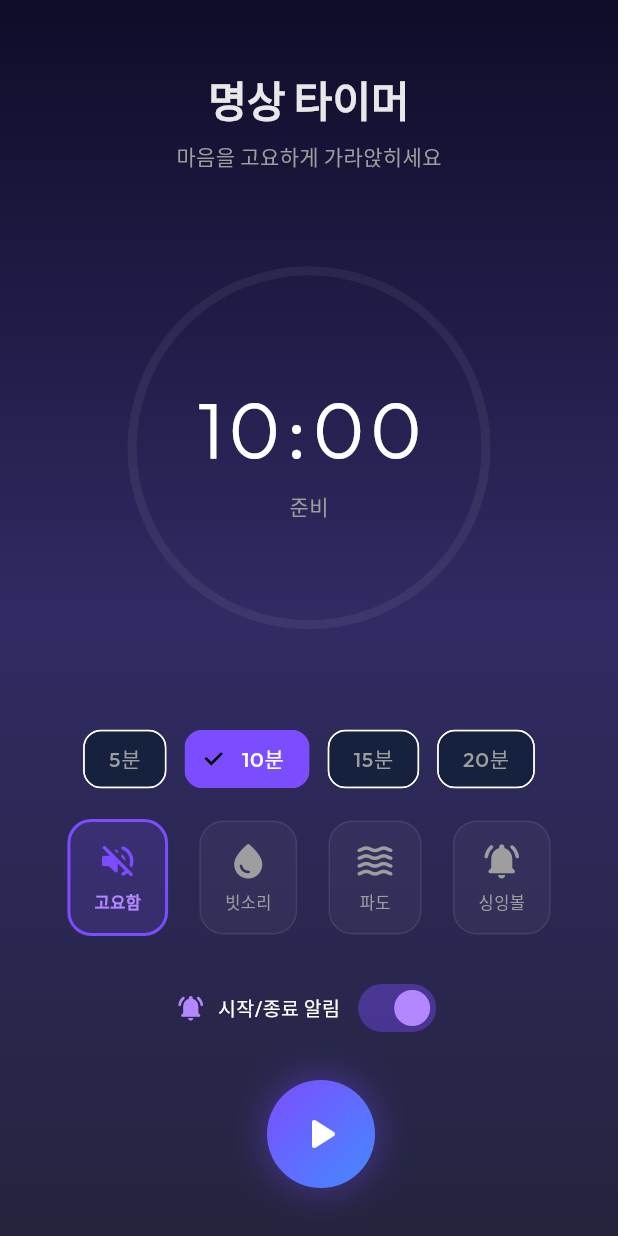
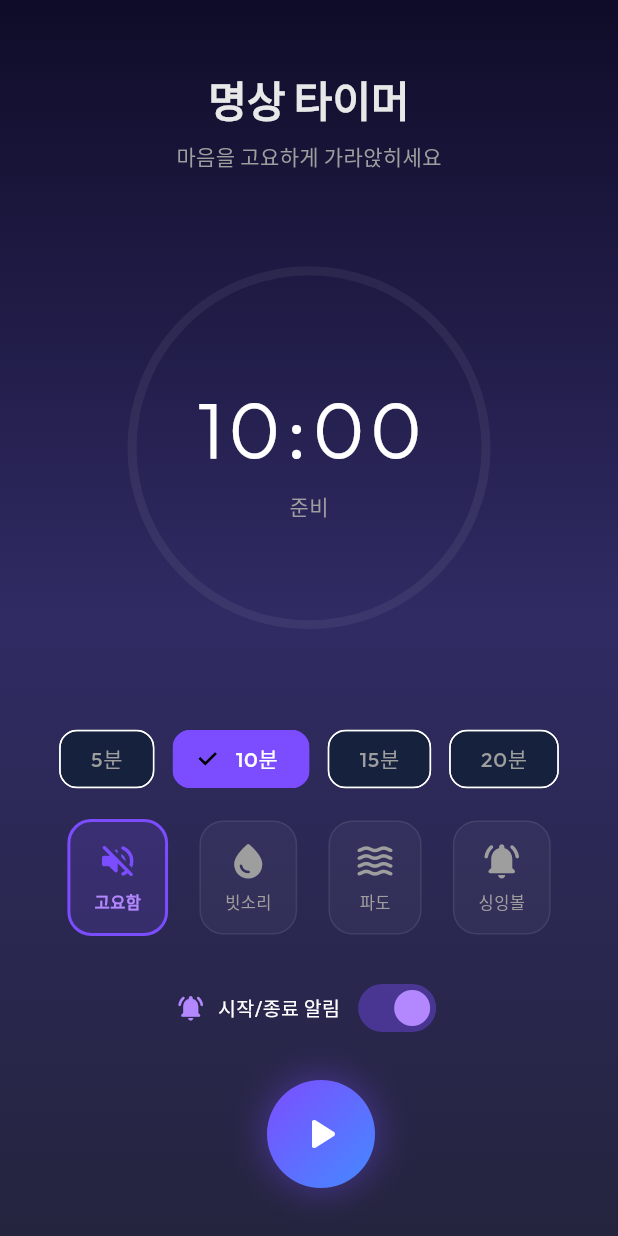
Before and after one commit to forestor/zenflow, a Flutter app: the TimerScreen screen opened directly, on a phone screen of 412 x 824 dp. Run offline on Flutter 3.47's test engine with Material 3 defaults, Android fonts, the phone set to English and light mode, and no system bars; our stand-ins replace audioplayers, google_fonts, shared_preferences; accounts and stored records are empty.

Commit message:
fix: 안드로이드 종료 알림음 수정 및 타이머 화면 버튼 가로 스와이프 개선

```diff
--- a/lib/screens/timer_screen.dart
+++ b/lib/screens/timer_screen.dart
@@ -303,7 +303,10 @@ class _TimerScreenState extends State<TimerScreen>
   }
 
   Widget _buildDurationChips() {
-    return Row(
+    return SingleChildScrollView(
+      scrollDirection: Axis.horizontal,
+      padding: const EdgeInsets.symmetric(horizontal: 8),
+      child: Row(
         mainAxisAlignment: MainAxisAlignment.center,
         children: _durations.map((m) {
           final isSelected = m == _selectedMinutes;
@@ -318,15 +321,19 @@ class _TimerScreenState extends State<TimerScreen>
               labelStyle: TextStyle(
                 color: isSelected ? Colors.white : AppTheme.textSecondary,
                 fontWeight: FontWeight.w500,
+                fontSize: 14,
               ),
+              padding: const EdgeInsets.symmetric(horizontal: 12, vertical: 8),
               shape: RoundedRectangleBorder(
                 borderRadius: BorderRadius.circular(12),
               ),
             ),
           );
         }).toList(),
+      ),
     );
   }
+
 
   Widget _buildControls() {
     if (_isComplete) {
```
Also changed, not shown: lib/services/audio_service.dart (+9 -3 lines), 1 other file. Lines whose indentation alone changed are shown as unchanged.
